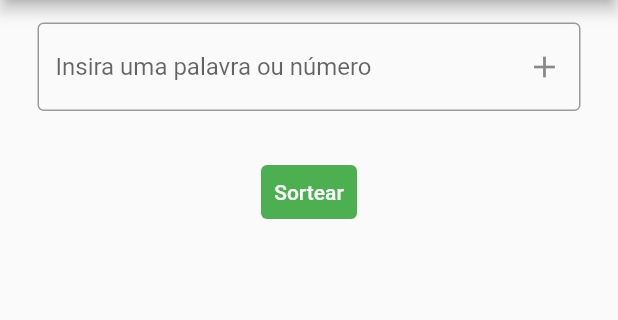
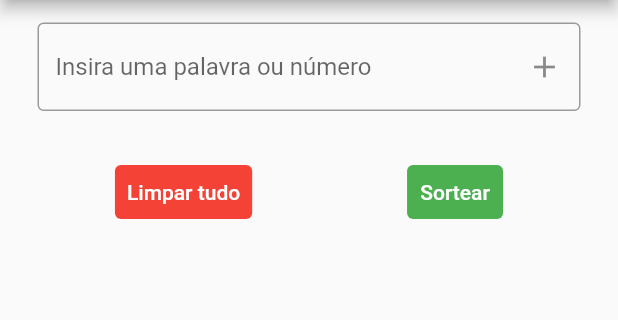
Before and after one commit to ravelsoares/sorteio, a Flutter app: the screen it shows after launch, on a phone screen of 412 x 824 dp, the part 84-404 px from its top. Run offline on Flutter 3.47's test engine with Material 2 defaults, Android fonts, the light colour scheme and no system bars.

Commit message:
Limpar lista

```diff
--- a/lib/home_screen.dart
+++ b/lib/home_screen.dart
@@ -46,6 +46,24 @@ class _HomeScreenState extends State<HomeScreen> {
                   ),
                 ),
                 const SizedBox(height: 30),
+                Row(
+                  mainAxisAlignment: MainAxisAlignment.spaceAround,
+                  children: [
+                    TextButton(
+                      onPressed: () {
+                        setState(() {
+                          items.clear();
+                        });
+                      },
+                      child: const Text('Limpar tudo',
+                          style: TextStyle(
+                            color: Colors.white,
+                          )),
+                      style: ButtonStyle(
+                        backgroundColor:
+                            MaterialStateProperty.all<Color>(Colors.red),
+                      ),
+                    ),
                     TextButton(
                       onPressed: items.length > 0
                           ? () {
@@ -68,6 +86,8 @@ class _HomeScreenState extends State<HomeScreen> {
                         backgroundColor:
                             MaterialStateProperty.all<Color>(Colors.green),
                       ),
+                    ),
+                  ],
                 ),
                 const SizedBox(height: 30),
                 ListView.builder(
```
Lines whose indentation alone changed are shown as unchanged.
